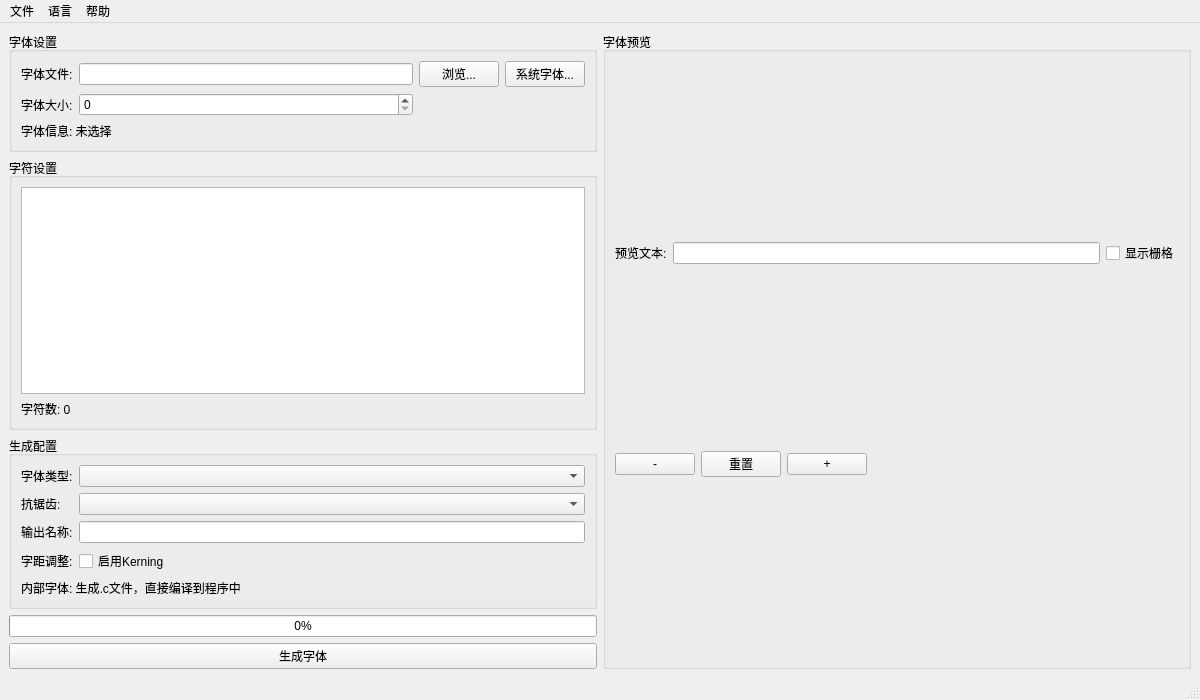
This is src/mainwindow.ui in lin20121221/LvglFontGenerator as Qt 5 draws it before an edit. The edited form follows.
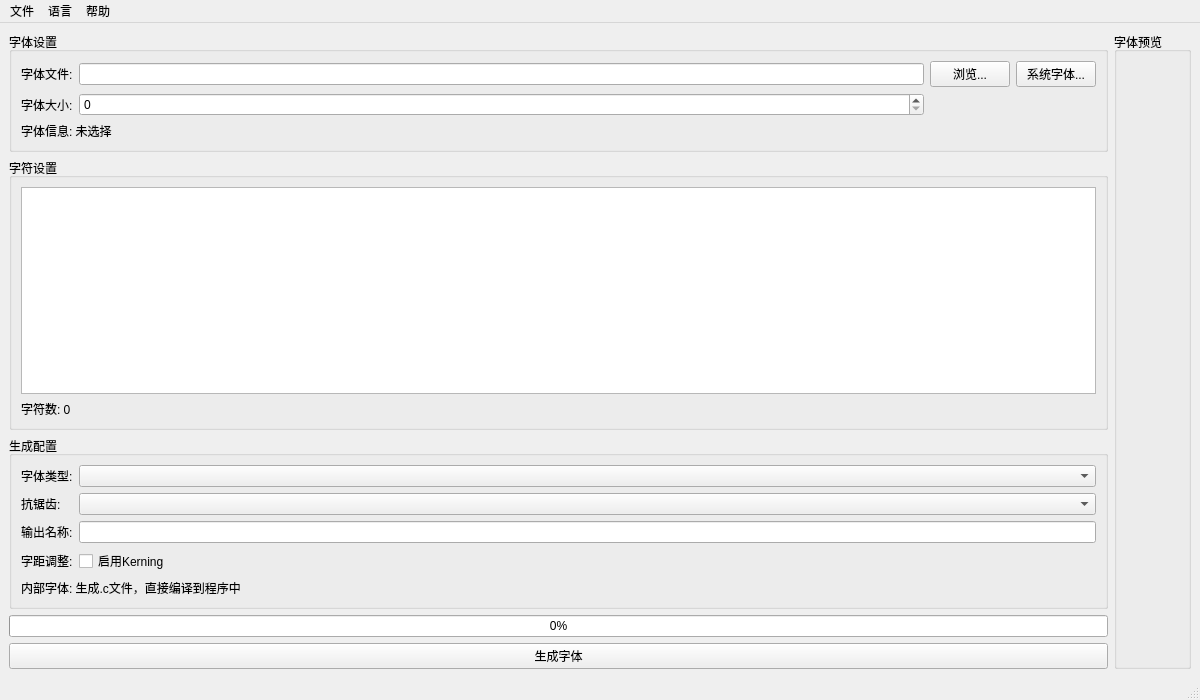
This is the edited form. Custom widgets are drawn as their Qt base class.

Commit message: Major improvements: GPOS kerning, preview fixes, and performance optimization

```diff
--- a/src/mainwindow.ui
+++ b/src/mainwindow.ui
@@ -175,71 +175,6 @@
        <string>字体预览</string>
       </property>
       <layout class="QVBoxLayout" name="verticalLayout_preview">
-       <item>
-        <layout class="QHBoxLayout" name="horizontalLayout_preview_controls">
-         <item>
-          <widget class="QLabel" name="labelPreviewText">
-           <property name="text">
-            <string>预览文本:</string>
-           </property>
-          </widget>
-         </item>
-         <item>
-          <widget class="QLineEdit" name="linePreviewText"/>
-         </item>
-         <item>
-          <widget class="QCheckBox" name="checkShowGrid">
-           <property name="text">
-            <string>显示栅格</string>
-           </property>
-          </widget>
-         </item>
-        </layout>
-       </item>
-       <item>
-        <layout class="QHBoxLayout" name="horizontalLayout_zoom">
-         <item>
-          <widget class="QPushButton" name="btnZoomOut">
-           <property name="text">
-            <string>-</string>
-           </property>
-           <property name="maximumWidth">
-            <number>40</number>
-           </property>
-          </widget>
-         </item>
-         <item>
-          <widget class="QPushButton" name="btnResetZoom">
-           <property name="text">
-            <string>重置</string>
-           </property>
-          </widget>
-         </item>
-         <item>
-          <widget class="QPushButton" name="btnZoomIn">
-           <property name="text">
-            <string>+</string>
-           </property>
-           <property name="maximumWidth">
-            <number>40</number>
-           </property>
-          </widget>
-         </item>
-         <item>
-          <spacer name="horizontalSpacer">
-           <property name="orientation">
-            <enum>Qt::Horizontal</enum>
-           </property>
-           <property name="sizeHint" stdset="0">
-            <size>
-             <width>40</width>
-             <height>20</height>
-            </size>
-           </property>
-          </spacer>
-         </item>
-        </layout>
-       </item>
        <item>
         <layout class="QVBoxLayout" name="previewLayout"/>
        </item>
```
Left out of the diff: 13 changed lines with no effect on the pictures. The commit also changes 55 other files.
